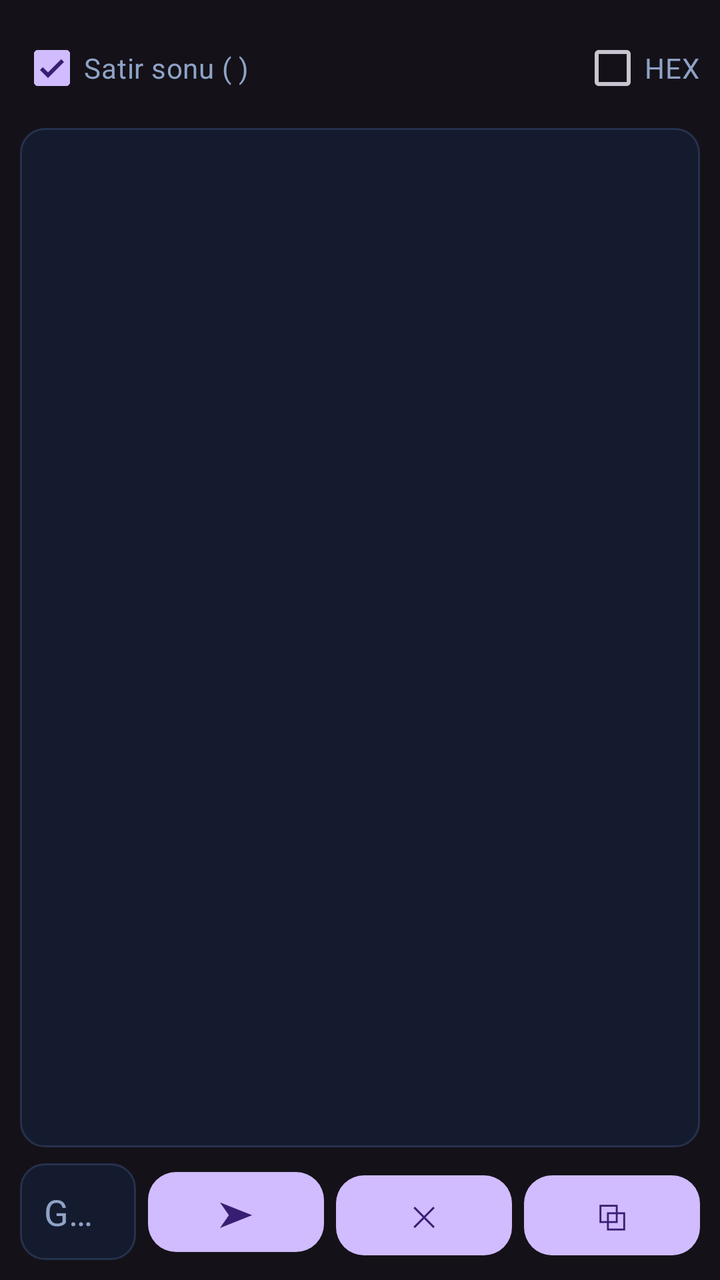
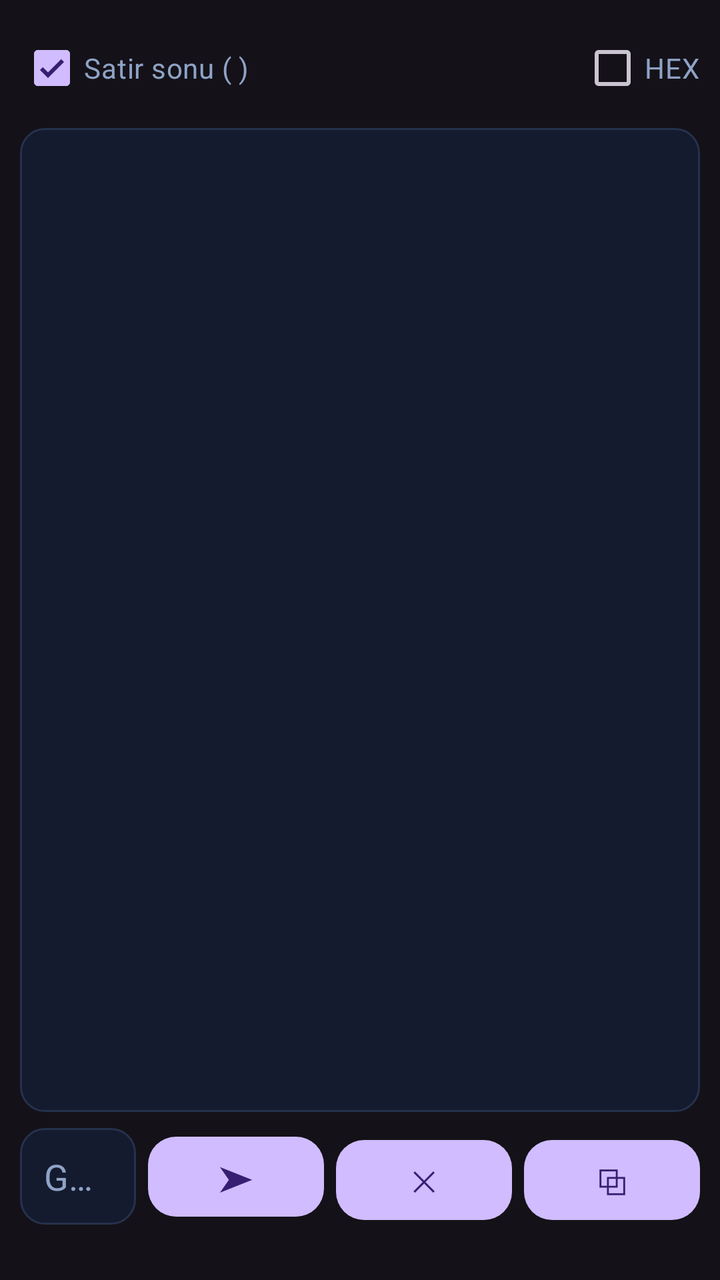

The first picture is an Android layout as it rendered before a commit; the second is the same layout after the commit. The layout source and the unified diff follow.
<!-- AndroidManifest.xml: application theme Theme.BTTerminal -->
<!-- res/layout/fragment_terminal.xml -->
<?xml version="1.0" encoding="utf-8"?>
<LinearLayout xmlns:android="http://schemas.android.com/apk/res/android"
    xmlns:app="http://schemas.android.com/apk/res-auto"
    android:layout_width="match_parent"
    android:layout_height="match_parent"
    android:orientation="vertical"
    android:padding="10dp">

    <LinearLayout
        android:layout_width="match_parent"
        android:layout_height="wrap_content"
        android:gravity="center_vertical"
        android:orientation="horizontal">

        <CheckBox
            android:id="@+id/newlineCb"
            android:layout_width="0dp"
            android:layout_height="wrap_content"
            android:layout_weight="1"
            android:checked="true"
            android:ellipsize="end"
            android:maxLines="1"
            android:singleLine="true"
            android:text="Satir sonu (\n)"
            android:textColor="@color/text_dim" />

        <CheckBox
            android:id="@+id/hexCb"
            android:layout_width="wrap_content"
            android:layout_height="wrap_content"
            android:text="HEX"
            android:textColor="@color/text_dim" />
    </LinearLayout>

    <ScrollView
        android:layout_width="match_parent"
        android:layout_height="0dp"
        android:layout_weight="1"
        android:layout_marginTop="6dp"
        android:background="@drawable/input_bg">

        <TextView
            android:id="@+id/logText"
            android:layout_width="match_parent"
            android:layout_height="wrap_content"
            android:fontFamily="monospace"
            android:padding="10dp"
            android:textColor="@color/mint"
            android:textIsSelectable="true"
            android:textSize="13sp" />
    </ScrollView>

    <LinearLayout
        android:layout_width="match_parent"
        android:layout_height="wrap_content"
        android:layout_marginTop="8dp"
        android:orientation="horizontal">

        <EditText
            android:id="@+id/inputText"
            android:layout_width="0dp"
            android:layout_height="wrap_content"
            android:layout_weight="1"
            android:background="@drawable/input_bg"
            android:ellipsize="end"
            android:hint="Gonderilecek yazi"
            android:imeOptions="actionSend"
            android:inputType="text"
            android:maxLines="1"
            android:padding="12dp"
            android:singleLine="true"
            android:textColor="@color/text_main"
            android:textColorHint="@color/text_dim" />

        <com.google.android.material.button.MaterialButton
            android:id="@+id/sendBtn"
            android:layout_width="wrap_content"
            android:layout_height="wrap_content"
            android:layout_marginStart="6dp"
            android:text="➤"
            android:textSize="18sp"
            app:cornerRadius="14dp" />

        <com.google.android.material.button.MaterialButton
            android:id="@+id/clearBtn"
            android:layout_width="wrap_content"
            android:layout_height="wrap_content"
            android:layout_marginStart="6dp"
            android:text="✕"
            app:cornerRadius="14dp" />

        <com.google.android.material.button.MaterialButton
            android:id="@+id/copyBtn"
            android:layout_width="wrap_content"
            android:layout_height="wrap_content"
            android:layout_marginStart="6dp"
            android:text="⧉"
            app:cornerRadius="14dp" />
    </LinearLayout>

</LinearLayout>
<!-- resources referenced by this layout -->
<resources>
  <color name="mint">#00FF9D</color>
  <color name="text_dim">#8FA3C7</color>
  <color name="text_main">#E8F4FF</color>
  <!-- drawable input_bg (drawable) -->
  <?xml version="1.0" encoding="utf-8"?>
  <shape xmlns:android="http://schemas.android.com/apk/res/android" android:shape="rectangle">
      <solid android:color="@color/surface" />
      <corners android:radius="12dp" />
      <stroke android:width="1dp" android:color="#26314D" />
  </shape>
  <style name="Theme.BTTerminal" parent="Theme.Material3.Dark.NoActionBar" />
  <color name="surface">#141B2E</color>
</resources>

<!-- the commit's change to res/layout/fragment_terminal.xml (unified diff, before → after) -->
@@ -77,6 +77,8 @@
             android:layout_width="wrap_content"
             android:layout_height="wrap_content"
             android:layout_marginStart="6dp"
+            android:focusable="false"
+            android:focusableInTouchMode="false"
             android:text="➤"
             android:textSize="18sp"
             app:cornerRadius="14dp" />
@@ -86,6 +88,8 @@
             android:layout_width="wrap_content"
             android:layout_height="wrap_content"
             android:layout_marginStart="6dp"
+            android:focusable="false"
+            android:focusableInTouchMode="false"
             android:text="✕"
             app:cornerRadius="14dp" />
 
@@ -94,8 +98,19 @@
             android:layout_width="wrap_content"
             android:layout_height="wrap_content"
             android:layout_marginStart="6dp"
+            android:focusable="false"
+            android:focusableInTouchMode="false"
             android:text="⧉"
             app:cornerRadius="14dp" />
     </LinearLayout>
 
+    <TextView
+        android:id="@+id/versionText"
+        android:layout_width="match_parent"
+        android:layout_height="wrap_content"
+        android:layout_marginTop="4dp"
+        android:gravity="center"
+        android:textColor="@color/text_dim"
+        android:textSize="10sp" />
+
 </LinearLayout>
